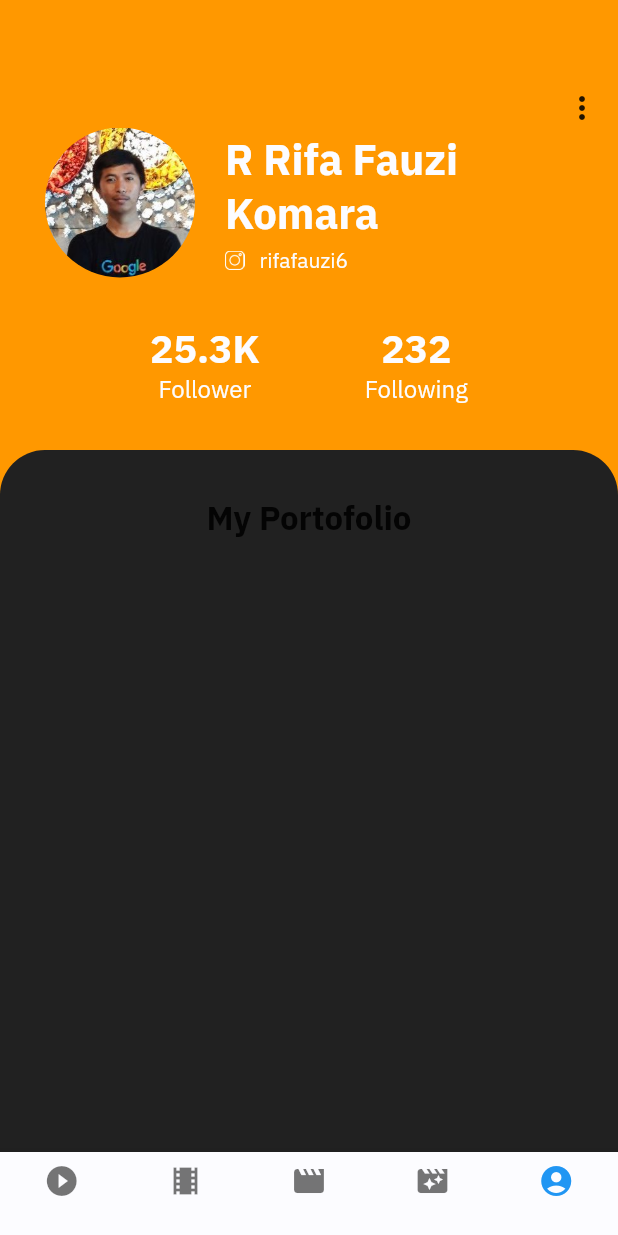
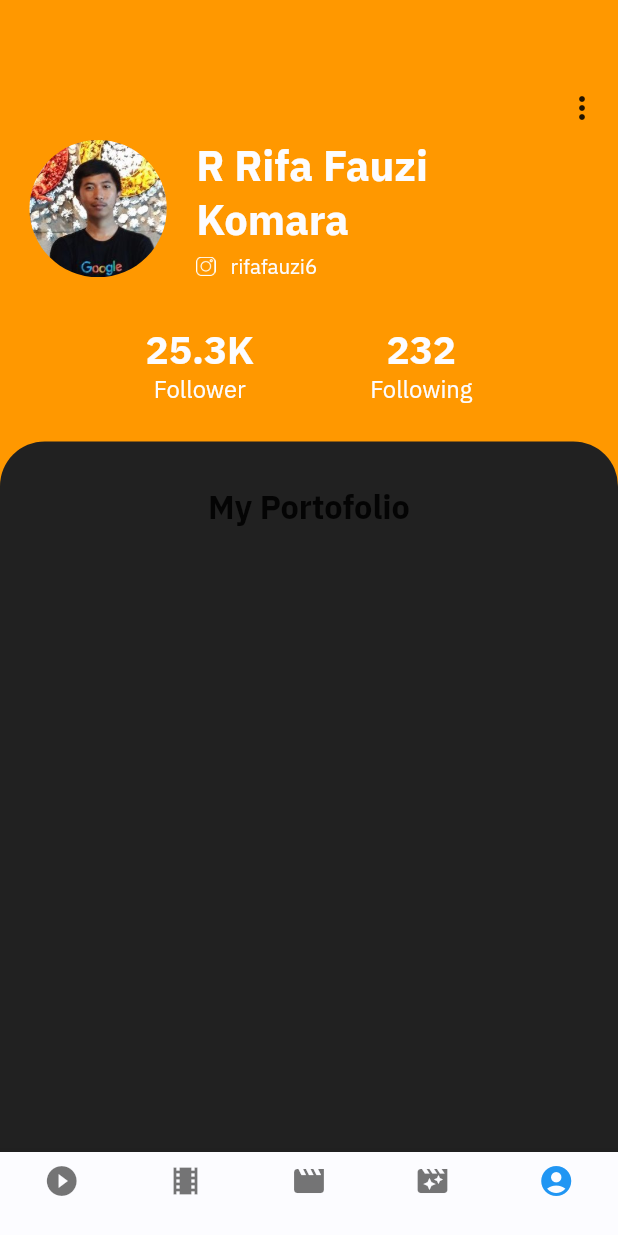
Before and after one commit to rrifafauzikomara/MovieApp, a Flutter app: the screen it shows after launch, swiped to page 5, on a phone screen of 412 x 824 dp. Run offline on Flutter 3.47's test engine with Material 2 defaults, Android fonts, the phone set to English and light mode, and no system bars; our stand-ins replace bloc, cached_network_image, dio, equatable, flutter_bloc, retrofit and 2 more; generated files the repository leaves out were written again; network calls fail.

Commit message:
change color for light theme, fix sizes

```diff
--- a/lib/ui/about/about_screen.dart
+++ b/lib/ui/about/about_screen.dart
@@ -23,23 +23,28 @@ class _AboutScreenState extends State<AboutScreen> {
             color: !_isDarkTheme
                 ? ColorPalettes.darkAccent
                 : ColorPalettes.lightAccent,
-            height: 350,
+            height: Sizes.width(context),
             child: Padding(
-              padding: EdgeInsets.only(left: 30.0, right: 30.0, top: 85),
+              padding: EdgeInsets.only(
+                  left: Sizes.dp20(context),
+                  right: Sizes.dp20(context),
+                  top: Sizes.width(context) / 4.5),
               child: Column(
                 children: <Widget>[
                   Row(
                     children: <Widget>[
                       Container(
-                        height: 100,
-                        width: 100,
+                        height: Sizes.width(context) / 4.5,
+                        width: Sizes.width(context) / 4.5,
                         decoration: BoxDecoration(
                           shape: BoxShape.circle,
                           image: DecorationImage(
                             fit: BoxFit.cover,
-                                image: AssetImage(ImagesAssets.profile))),
+                            image: AssetImage(ImagesAssets.profile),
                           ),
-                      SizedBox(width: 20),
+                        ),
+                      ),
+                      SizedBox(width: Sizes.dp20(context)),
                       Expanded(
                         child: Column(
                           crossAxisAlignment: CrossAxisAlignment.start,
@@ -47,24 +52,24 @@ class _AboutScreenState extends State<AboutScreen> {
                             Text(
                               "R Rifa Fauzi Komara",
                               style: TextStyle(
-                                  fontSize: 28,
+                                  fontSize: Sizes.dp28(context),
                                   color: ColorPalettes.lightBG,
                                   fontWeight: FontWeight.bold),
                             ),
-                            SizedBox(height: 5),
+                            SizedBox(height: Sizes.dp5(context)),
                             Row(
                               children: <Widget>[
                                 Image.asset(
                                   ImagesAssets.instagram,
-                                  height: 13,
-                                  width: 13,
+                                  height: Sizes.dp13(context),
+                                  width: Sizes.dp13(context),
                                 ),
-                                SizedBox(width: 10),
+                                SizedBox(width: Sizes.dp10(context)),
                                 Text(
                                   "rifafauzi6",
                                   style: TextStyle(
                                     color: ColorPalettes.lightBG,
-                                    fontSize: 14,
+                                    fontSize: Sizes.dp14(context),
                                   ),
                                 ),
                               ],
@@ -75,7 +80,7 @@ class _AboutScreenState extends State<AboutScreen> {
                     ],
                   ),
                   SizedBox(
-                    height: 30,
+                    height: Sizes.dp30(context),
                   ),
                   Row(
                     mainAxisAlignment: MainAxisAlignment.spaceEvenly,
@@ -85,14 +90,15 @@ class _AboutScreenState extends State<AboutScreen> {
                           Text(
                             "25.3K",
                             style: TextStyle(
-                                fontSize: 26,
+                              fontSize: Sizes.dp26(context),
                               color: ColorPalettes.lightBG,
-                                fontWeight: FontWeight.bold),
+                              fontWeight: FontWeight.bold,
+                            ),
                           ),
                           Text(
                             "Follower",
                             style: TextStyle(
-                              fontSize: 16,
+                              fontSize: Sizes.dp16(context),
                               color: ColorPalettes.lightBG,
                             ),
                           ),
@@ -103,14 +109,15 @@ class _AboutScreenState extends State<AboutScreen> {
                           Text(
                             "232",
                             style: TextStyle(
-                                fontSize: 26,
+                              fontSize: Sizes.dp26(context),
                               color: ColorPalettes.lightBG,
-                                fontWeight: FontWeight.bold),
+                              fontWeight: FontWeight.bold,
+                            ),
                           ),
                           Text(
                             "Following",
                             style: TextStyle(
-                              fontSize: 16,
+                              fontSize: Sizes.dp16(context),
                               color: ColorPalettes.lightBG,
                             ),
                           ),
@@ -123,7 +130,7 @@ class _AboutScreenState extends State<AboutScreen> {
             ),
           ),
           Padding(
-            padding: EdgeInsets.only(top: 300),
+            padding: EdgeInsets.only(top: Sizes.width(context) / 1.4),
             child: Container(
               width: MediaQuery.of(context).size.width,
               height: double.infinity,
@@ -132,18 +139,21 @@ class _AboutScreenState extends State<AboutScreen> {
                     ? ColorPalettes.darkBG
                     : ColorPalettes.lightBG,
                 borderRadius: BorderRadius.only(
-                    topRight: Radius.circular(30.0),
-                    topLeft: Radius.circular(30.0),
-                  )),
+                  topRight: Radius.circular(Sizes.dp30(context)),
+                  topLeft: Radius.circular(Sizes.dp30(context)),
+                ),
+              ),
               child: SingleChildScrollView(
                 child: Column(
                   children: <Widget>[
                     Padding(
-                      padding: EdgeInsets.only(top: 30),
+                      padding: EdgeInsets.only(top: Sizes.dp30(context)),
                       child: Text(
                         "My Portofolio",
                         style: TextStyle(
-                            fontWeight: FontWeight.bold, fontSize: 22),
+                          fontWeight: FontWeight.bold,
+                          fontSize: Sizes.dp22(context),
+                        ),
                       ),
                     ),
                   ],
--- a/shared/lib/src/common/styles/color_palettes.dart
+++ b/shared/lib/src/common/styles/color_palettes.dart
@@ -7,7 +7,7 @@ class ColorPalettes{
   //Colors for theme
   static Color lightPrimary = Color(0xfffcfcff);
   static Color darkPrimary = Color(0xff16161C);
-  static Color lightAccent = Colors.deepOrange;
+  static Color lightAccent = Colors.orange;
   static Color darkAccent = Colors.orange;
   static Color lightBG = Color(0xfffcfcff);
   static Color darkBG = Color(0xff212121);
```
Lines whose indentation alone changed are shown as unchanged.
